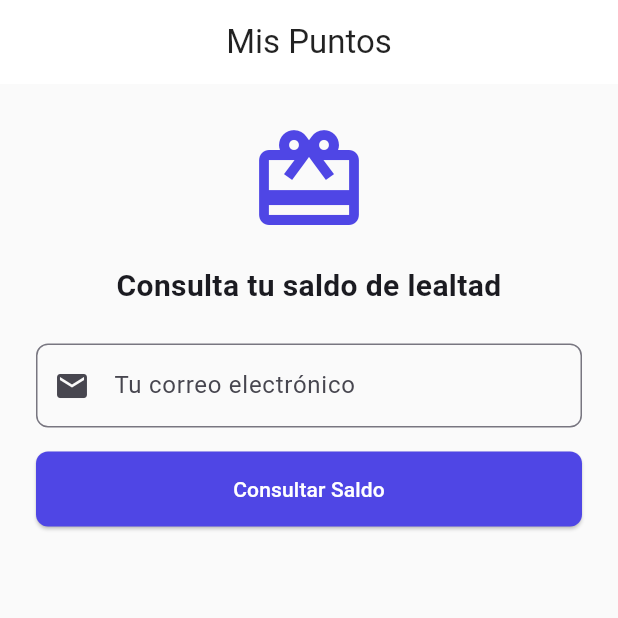
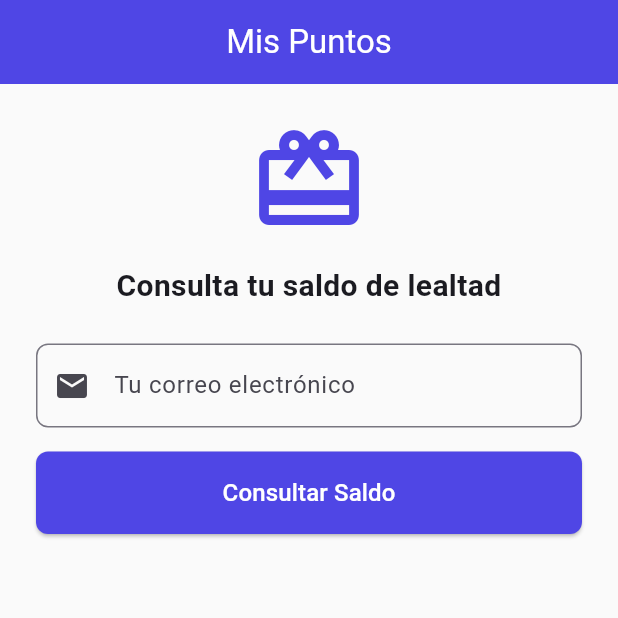
Before and after one commit to rfvaldezv/Loyaltybenefit-App, a Flutter app: the screen it shows after launch, after a tap on "Consultar Saldo", on a phone screen of 412 x 824 dp, the top half of it. Run offline on Flutter 3.47's test engine with Material 3 defaults, Android fonts, the phone set to English and light mode, and no system bars; our stand-ins replace dio, flutter_riverpod; network calls fail.

Commit message:
Feat: Portal del Huesped consume branding dinamico. UI con degradados segun Tenant.

```diff
--- a/lib/core/network/api_client.dart
+++ b/lib/core/network/api_client.dart
@@ -80,6 +80,12 @@ class ApiClient {
   // MÉTODOS DEL PORTAL DEL HUÉSPED
   // ==========================================
 
+  Future<Response> getBranding(String tenantId) {
+    return _dio.get('/api/portal/branding', queryParameters: {
+      'tenantId': tenantId,
+    });
+  }
+
   Future<Response> getStatement(String email, String tenantId) {
     return _dio.get('/api/portal/statement', queryParameters: {
       'email': email,
@@ -114,4 +120,5 @@ class ApiClient {
   }
 }
 
+// EL PROVIDER VA AFUERA DE LA CLASE
 final apiClientProvider = Provider<ApiClient>((ref) => ApiClient());
--- a/lib/features/portal/guest_portal_screen.dart
+++ b/lib/features/portal/guest_portal_screen.dart
@@ -16,8 +16,40 @@ class _GuestPortalScreenState extends ConsumerState<GuestPortalScreen> {
   bool _isLoading = false;
   int? _saldo;
 
-  // ⚠️ Tu GUID de tenant real (para pruebas usamos el dummy)
-  final String tenantId = '00000000-0000-0000-0000-000000000000';
+  final String tenantId = 'D8D6CB00-2600-4A83-9C4E-02F76065210D';
+
+  // Variables para el Branding dinámico
+  Color _primaryColor = const Color(0xFF4F46E5);
+  Color _secondaryColor = const Color(0xFF8B5CF6);
+
+  @override
+  void initState() {
+    super.initState();
+    _cargarBranding();
+  }
+
+  Future<void> _cargarBranding() async {
+    try {
+      final api = ref.read(apiClientProvider);
+      final response = await api.getBranding(tenantId);
+
+      if (response.statusCode == 200) {
+        setState(() {
+          _primaryColor = _hexToColor(response.data['primaryColor'] ?? '#4F46E5');
+          _secondaryColor = _hexToColor(response.data['secondaryColor'] ?? '#8B5CF6');
+        });
+      }
+    } catch (e) {
+      // Si falla, mantenemos los colores por defecto
+    }
+  }
+
+  // Función de ayuda para convertir el string HEX a Color de Flutter
+  Color _hexToColor(String hex) {
+    hex = hex.replaceAll('#', '');
+    if (hex.length == 6) hex = 'FF$hex';
+    return Color(int.parse(hex, radix: 16));
+  }
 
   Future<void> _consultarSaldo() async {
     if (_emailController.text.isEmpty) return;
@@ -45,13 +77,17 @@ class _GuestPortalScreenState extends ConsumerState<GuestPortalScreen> {
   @override
   Widget build(BuildContext context) {
     return Scaffold(
-      appBar: AppBar(title: const Text('Mis Puntos')),
+      appBar: AppBar(
+        title: const Text('Mis Puntos'),
+        backgroundColor: _primaryColor, // Color dinámico
+        foregroundColor: Colors.white,
+      ),
       body: Padding(
         padding: const EdgeInsets.all(24.0),
         child: Column(
           crossAxisAlignment: CrossAxisAlignment.stretch,
           children: [
-            const Icon(Icons.card_giftcard, size: 80, color: Color(0xFF4F46E5)),
+            Icon(Icons.card_giftcard, size: 80, color: _primaryColor),
             const SizedBox(height: 16),
             const Text(
               'Consulta tu saldo de lealtad',
@@ -70,25 +106,42 @@ class _GuestPortalScreenState extends ConsumerState<GuestPortalScreen> {
             const SizedBox(height: 16),
             ElevatedButton(
               onPressed: _isLoading ? null : _consultarSaldo,
+              style: ElevatedButton.styleFrom(
+                backgroundColor: _primaryColor, // Botón con color dinámico
+                foregroundColor: Colors.white,
+                padding: const EdgeInsets.symmetric(vertical: 16),
+                shape: RoundedRectangleBorder(borderRadius: BorderRadius.circular(8)),
+              ),
               child: _isLoading
                   ? const CircularProgressIndicator(color: Colors.white)
-                  : const Text('Consultar Saldo'),
+                  : const Text('Consultar Saldo', style: TextStyle(fontSize: 16)),
             ),
             if (_saldo != null) ...[
               const SizedBox(height: 32),
               Card(
-                color: const Color(0xFF4F46E5),
+                shape: RoundedRectangleBorder(borderRadius: BorderRadius.circular(16)),
+                elevation: 8,
+                shadowColor: _primaryColor.withValues(alpha: 0.4),
+                child: Container(
+                  decoration: BoxDecoration(
+                    // Degradado usando el color primario y secundario
+                    gradient: LinearGradient(
+                      colors: [_primaryColor, _secondaryColor],
+                      begin: Alignment.topLeft,
+                      end: Alignment.bottomRight,
+                    ),
+                    borderRadius: BorderRadius.circular(16),
+                  ),
                   child: Padding(
                     padding: const EdgeInsets.all(24.0),
                     child: Column(
                       children: [
-                      const Text('Tu saldo actual', style: TextStyle(color: Colors.white70)),
+                        const Text('Tu saldo actual', style: TextStyle(color: Colors.white70, fontSize: 16)),
                         Text(
                           '$_saldo Puntos',
-                        style: const TextStyle(color: Colors.white, fontSize: 32, fontWeight: FontWeight.bold),
+                          style: const TextStyle(color: Colors.white, fontSize: 40, fontWeight: FontWeight.bold),
                         ),
                         const SizedBox(height: 16),
-                      // Botón de Historial
                         OutlinedButton.icon(
                           onPressed: () {
                             Navigator.push(
@@ -109,7 +162,6 @@ class _GuestPortalScreenState extends ConsumerState<GuestPortalScreen> {
                           ),
                         ),
                         const SizedBox(height: 8),
-                      // Botón de Catálogo de Premios
                         OutlinedButton.icon(
                           onPressed: () async {
                             final res = await Navigator.push(
@@ -123,7 +175,7 @@ class _GuestPortalScreenState extends ConsumerState<GuestPortalScreen> {
                               ),
                             );
                             if (res == true) {
-                            _consultarSaldo(); // Recargar saldo si canjeó algo
+                              _consultarSaldo();
                             }
                           },
                           icon: const Icon(Icons.storefront, color: Colors.white),
@@ -137,6 +189,7 @@ class _GuestPortalScreenState extends ConsumerState<GuestPortalScreen> {
                     ),
                   ),
                 ),
+              ),
             ]
           ],
         ),
```
Also changed, not shown: lib/core/widgets/skeleton_loader.dart (added, +47 -0 lines), lib/features/portal/rewards_screen.dart (+82 -45 lines). Lines whose indentation alone changed are shown as unchanged.
